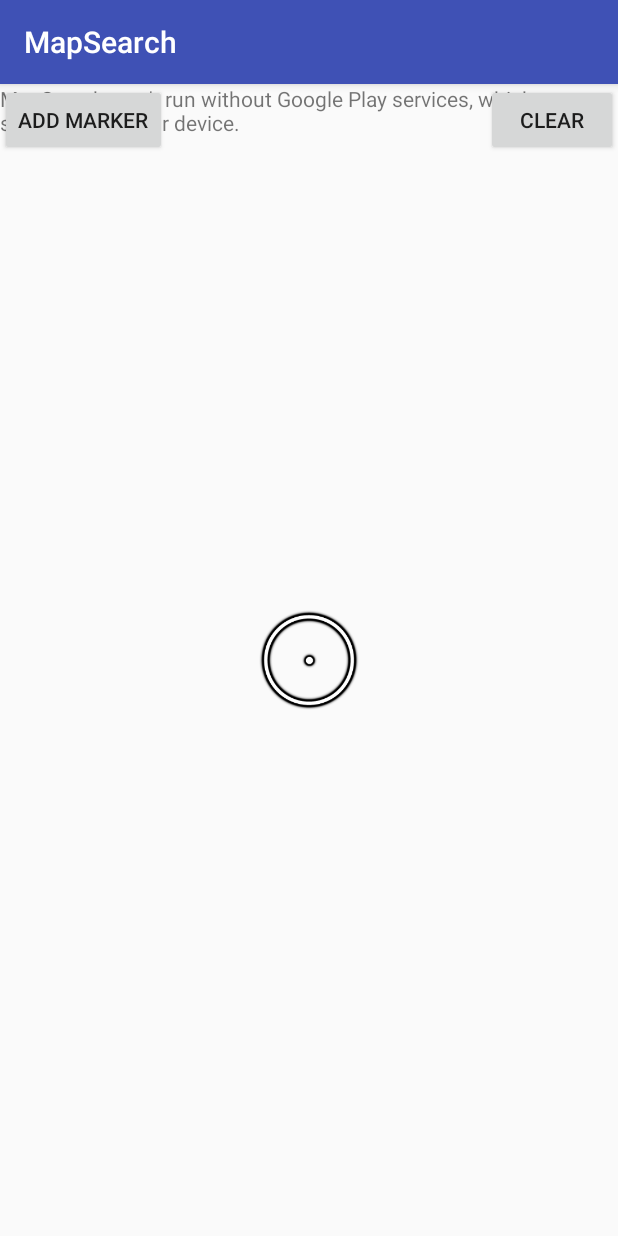
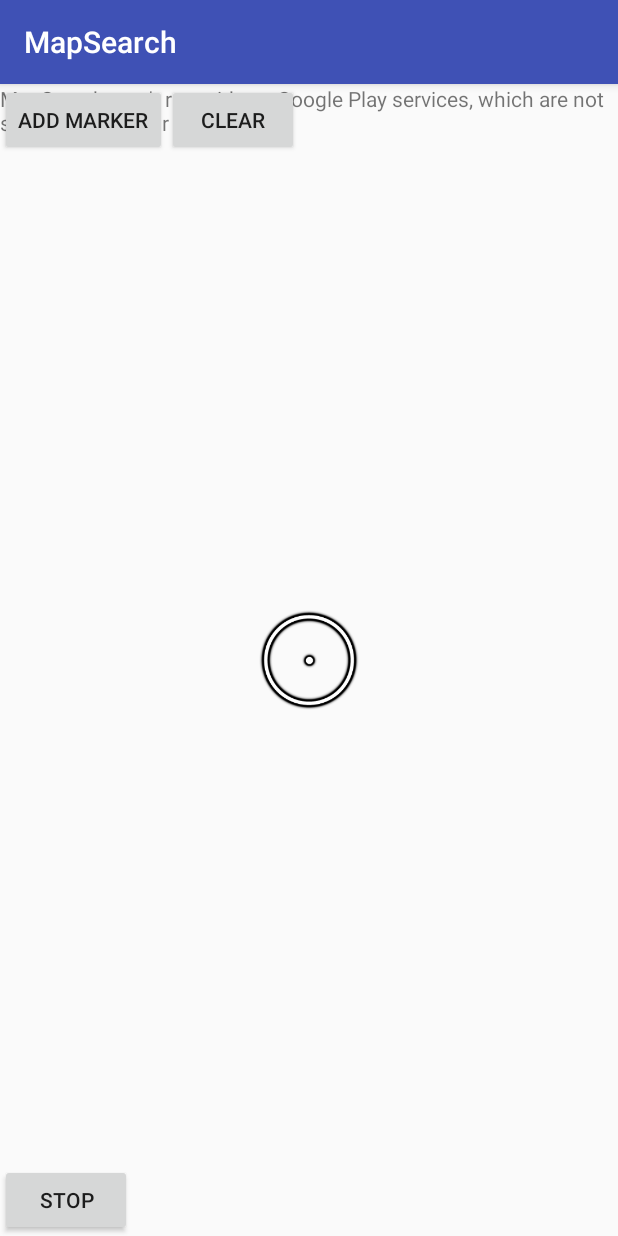
Before and after one commit to yahfard007/MapMarker, an Android app: the screen it shows after launch (MainActivity), after a tap on "ADD MARKER", on a phone screen of 412 x 824 dp. Run offline under Robolectric (Android 15) with nearby library versions, the phone set to English and light mode, and no system bars; 3 statements that could not run were skipped.

Commit message:
ให้แผนที่แสดงตำแหน่งปัจจุบันที่ยืนอยู่ และสร้าง polygon ตัวที่2 ได้แล้ว

```diff
--- a/app/build.gradle
+++ b/app/build.gradle
@@ -24,5 +24,6 @@ dependencies {
     testCompile 'junit:junit:4.12'
     compile 'com.android.support:appcompat-v7:23.1.1'
     compile 'com.google.android.gms:play-services:8.4.0'
+    compile 'com.google.android.gms:play-services-location:8.4.0'
 
 }
--- a/app/src/main/java/com/example/administrator/mapsearch/MainActivity.java
+++ b/app/src/main/java/com/example/administrator/mapsearch/MainActivity.java
@@ -1,5 +1,8 @@
 package com.example.administrator.mapsearch;
 
+import android.location.Location;
+import android.location.LocationListener;
+import android.location.LocationManager;
 import android.media.MediaPlayer;
 import android.support.v7.app.AppCompatActivity;
 import android.os.Bundle;
@@ -8,6 +11,12 @@ import android.widget.Button;
 import android.widget.ImageView;
 import android.graphics.Color;
 
+import com.google.android.gms.common.ConnectionResult;
+import com.google.android.gms.common.api.GoogleApiClient;
+import com.google.android.gms.location.LocationAvailability;
+import com.google.android.gms.location.LocationRequest;
+import com.google.android.gms.location.LocationServices;
+import com.google.android.gms.maps.CameraUpdateFactory;
 import com.google.android.gms.maps.GoogleMap;
 import com.google.android.gms.maps.OnMapReadyCallback;
 import com.google.android.gms.maps.SupportMapFragment;
@@ -20,14 +29,17 @@ import com.google.android.gms.maps.model.PolygonOptions;
 import java.util.ArrayList;
 import java.util.Stack;
 
+import java.util.Arrays;
 
-public class MainActivity extends AppCompatActivity implements OnMapReadyCallback {
+public class MainActivity extends AppCompatActivity implements OnMapReadyCallback,
+        GoogleApiClient.ConnectionCallbacks, GoogleApiClient.OnConnectionFailedListener, com.google.android.gms.location.LocationListener {
     GoogleMap googleMap;
     ImageView imageView;
 
-    ArrayList<LatLng> positionList = new ArrayList<>();
-    Stack<Marker> markers = new Stack<>();
-    private Polygon polygon;
+    Stack<PolygonData> polygonDataStack = new Stack<>();
+    //Stack<Marker> markers = new Stack<>();
+    //private Polygon polygon;
+    private GoogleApiClient googleApiClient;
 
     @Override
     protected void onCreate(Bundle savedInstanceState) {
@@ -38,20 +50,31 @@ public class MainActivity extends AppCompatActivity implements OnMapReadyCallbac
                 .findFragmentById(R.id.map);
         mapFragment.getMapAsync(this);
 
+
+        createNewPolygonData();
+
         Button addMarkerButton = (Button) findViewById(R.id.addMarker);
         addMarkerButton.setOnClickListener(new View.OnClickListener() {
             @Override
             public void onClick(View v) {
-                addMarker();
+                addMarker(polygonDataStack.peek());
                 createPolygon();
+
             }
         });
+
+        googleApiClient = new GoogleApiClient.Builder(this)
+                .addApi(LocationServices.API)
+                .addConnectionCallbacks(this)
+                .addOnConnectionFailedListener(this)
+                .build();
+        googleApiClient.connect();
 
         imageView = (ImageView) findViewById(R.id.image);
         imageView.setOnClickListener(new View.OnClickListener() {
             @Override
             public void onClick(View v) {
-                addMarker();
+                addMarker(polygonDataStack.peek());
                 createPolygon();
             }
         });
@@ -60,47 +83,119 @@ public class MainActivity extends AppCompatActivity implements OnMapReadyCallbac
         clearMarker.setOnClickListener(new View.OnClickListener() {
             @Override
             public void onClick(View v) {
-              if (!markers.isEmpty()){
-
+                Stack<Marker> markers = polygonDataStack.peek().markers;
+                if (!markers.isEmpty()) {
                     markers.peek().remove();
                     markers.pop();
-                  positionList.remove(positionList.size() - 1);
+                    createPolygon();
                 }
-                if (!positionList.isEmpty())
-                createPolygon();
             }
         });
 
+        Button stopButton = (Button) findViewById(R.id.stop);
+        stopButton.setOnClickListener(new View.OnClickListener() {
+            @Override
+            public void onClick(View v) {
+
+
+                createNewPolygonData();
+            }
+        });
 
     }
 
-    private void addMarker() {
+    private void createNewPolygonData() {
+        PolygonData polygonData = new PolygonData();
+        polygonDataStack.push(polygonData);
+    }
+
+    private void addMarker(PolygonData polygonData) {
         Marker marker = googleMap.addMarker(new MarkerOptions().position(
                 googleMap.getCameraPosition().target));
-        markers.push(marker);
-        positionList.add(googleMap.getCameraPosition().target);
-
+        polygonData.markers.push(marker);
         MediaPlayer mpEffect
-                = MediaPlayer.create(MainActivity.this, R.raw.sound);
+                = MediaPlayer.create(MainActivity.this, R.raw.thumpsoundeffect);
         mpEffect.start();
     }
 
 
     public void createPolygon() {
         PolygonOptions rectGon = new PolygonOptions();
-        rectGon.addAll(positionList)
+        Stack<Marker> markers = polygonDataStack.peek().markers;
+        for (Marker eachMarker : markers) {
+            rectGon.add(eachMarker.getPosition())
                     .strokeColor(Color.RED)
                     .fillColor(Color.YELLOW)
                     .strokeWidth(3);
-        if (polygon != null)
-            polygon.remove();
-        polygon = googleMap.addPolygon(rectGon);
         }
+
+        if (polygonDataStack.peek().polygon != null)
+            polygonDataStack.peek().polygon.remove();
+        if (!markers.isEmpty())
+            polygonDataStack.peek().polygon = googleMap.addPolygon(rectGon);
+    }
+
 
     @Override
     public void onMapReady(final GoogleMap googleMap) {
         this.googleMap = googleMap;
 
+        googleMap.setMapType(GoogleMap.MAP_TYPE_SATELLITE);
+
         googleMap.getUiSettings().setZoomControlsEnabled(true);
+        googleMap.getUiSettings().isMyLocationButtonEnabled();
+        googleMap.setMyLocationEnabled(true);
+    }
+
+    @Override
+    public void onConnected(Bundle bundle) {
+        LocationAvailability locationAvailability = LocationServices.FusedLocationApi
+                .getLocationAvailability(googleApiClient);
+        if (locationAvailability.isLocationAvailable()) {
+            LocationRequest locationRequest = new LocationRequest()
+                    .setPriority(LocationRequest.PRIORITY_HIGH_ACCURACY)
+                    .setInterval(5000);
+            LocationServices.FusedLocationApi.requestLocationUpdates(googleApiClient, locationRequest, this);
+        } else {
+            // Do something when location provider not available
         }
     }
+
+    @Override
+    public void onConnectionSuspended(int i) {
+
+    }
+
+    @Override
+    public void onStart() {
+        super.onStart();
+        googleApiClient.connect();
+    }
+
+    @Override
+    public void onStop() {
+        super.onStop();
+        if (googleApiClient != null && googleApiClient.isConnected()) {
+            googleApiClient.disconnect();
+        }
+    }
+
+    @Override
+    public void onConnectionFailed(ConnectionResult connectionResult) {
+
+    }
+
+    @Override
+    public void onLocationChanged(Location location) {
+        LatLng position = new LatLng(location.getLatitude(), location.getLongitude());
+        googleMap.moveCamera(CameraUpdateFactory.newLatLngZoom(position, 15));
+    }
+
+    public class PolygonData{
+        Stack<Marker> markers;
+        private Polygon polygon;
+        public PolygonData() {
+            markers = new Stack<>();
+        }
+    }
+}
--- a/app/src/main/res/layout/activity_main.xml
+++ b/app/src/main/res/layout/activity_main.xml
@@ -9,20 +9,34 @@
         android:layout_width="match_parent"
         android:layout_height="match_parent"
         class="com.google.android.gms.maps.SupportMapFragment"/>
-
+<LinearLayout
+    android:layout_width="match_parent"
+    android:layout_height="match_parent">
     <Button
         android:id="@+id/addMarker"
-       android:layout_gravity="top|left"
+        android:layout_gravity="top"
         android:layout_width="wrap_content"
         android:layout_height="wrap_content"
         android:text="Add Marker" />
 
     <Button
         android:id="@+id/clearMarker"
-        android:layout_gravity="top|right"
+        android:layout_gravity="top"
         android:layout_width="wrap_content"
         android:layout_height="wrap_content"
         android:text="Clear"/>
+</LinearLayout>
+
+
+
+
+
+    <Button
+        android:id="@+id/stop"
+        android:layout_width="wrap_content"
+        android:layout_height="wrap_content"
+        android:layout_gravity="bottom"
+        android:text="Stop"/>
 
     <android.support.v7.widget.AppCompatImageView
         android:id="@+id/image"
@@ -31,5 +45,4 @@
         android:layout_width="72dp"
         android:layout_height="72dp" />
 
-
 </FrameLayout>
```
Also changed, not shown: app/src/main/res/mipmap-hdpi/mipmap-xhdpi/ic_launcher.png (renamed from app/src/main/res/mipmap-xhdpi/ic_launcher.png), 2 other files. Lines whose indentation alone changed are shown as unchanged.
